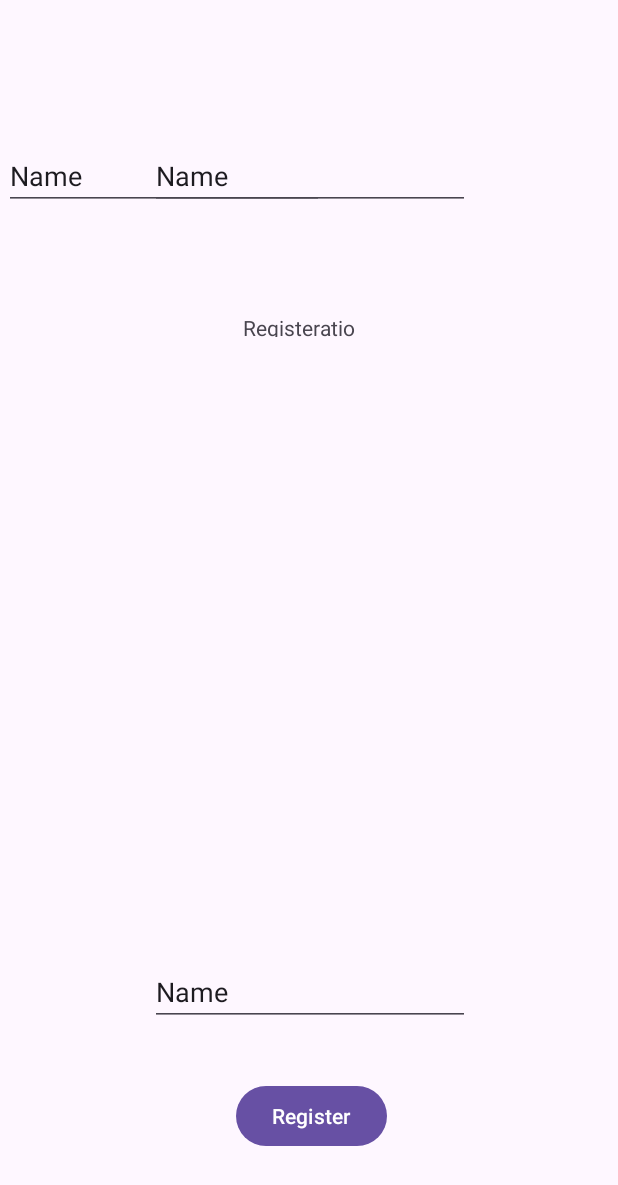
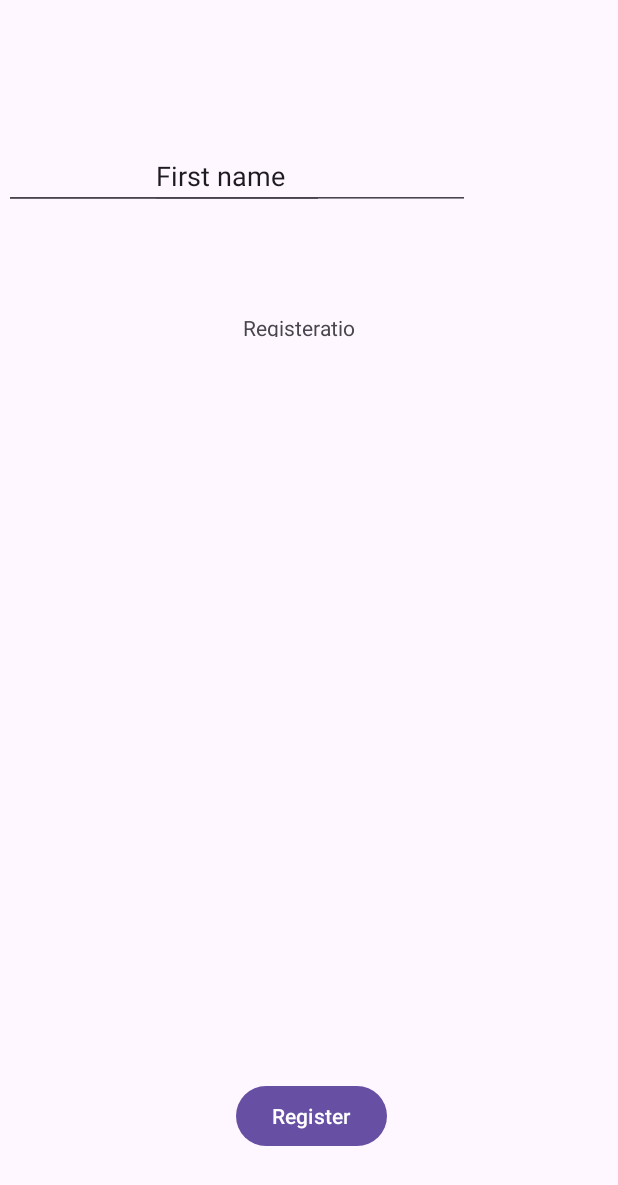
Before and after one commit to Hasitha-Su/Nihon-Ninja, an Android app: the RegistrationFragment screen opened through its navigation route, on a phone screen of 412 x 824 dp. Shown: the top 1185 px of the screen. Run offline under Robolectric (Android 15) with nearby library versions, the phone set to English and light mode, and no system bars.

Commit message:
Update text input fields

```diff
--- a/app/src/main/res/layout/fragment_registration.xml
+++ b/app/src/main/res/layout/fragment_registration.xml
@@ -37,33 +37,28 @@
         android:layout_height="wrap_content"
         android:ems="10"
         android:inputType="text"
-        android:text="Name"
+        android:text="First name"
         app:layout_constraintEnd_toEndOf="parent"
         app:layout_constraintHorizontal_bias="0.497"
         app:layout_constraintStart_toStartOf="parent"
         tools:layout_editor_absoluteY="364dp" />
 
     <EditText
-        android:id="@+id/editTextText4"
+        android:id="@+id/editTextTextEmailAddress"
         android:layout_width="wrap_content"
         android:layout_height="wrap_content"
         android:ems="10"
-        android:inputType="text"
-        android:text="Name"
-        tools:layout_editor_absoluteX="100dp"
-        tools:layout_editor_absoluteY="457dp" />
+        android:inputType="textEmailAddress"
+        tools:layout_editor_absoluteX="95dp"
+        tools:layout_editor_absoluteY="449dp" />
 
     <EditText
-        android:id="@+id/editTextText5"
+        android:id="@+id/editTextTextPassword"
         android:layout_width="wrap_content"
         android:layout_height="wrap_content"
-        android:layout_marginBottom="36dp"
         android:ems="10"
-        android:inputType="text"
-        android:text="Name"
-        app:layout_constraintBottom_toTopOf="@+id/button"
-        app:layout_constraintEnd_toEndOf="parent"
-        app:layout_constraintHorizontal_bias="0.497"
-        app:layout_constraintStart_toStartOf="parent" />
+        android:inputType="textPassword"
+        tools:layout_editor_absoluteX="95dp"
+        tools:layout_editor_absoluteY="531dp" />
 
 </androidx.constraintlayout.widget.ConstraintLayout>
```
